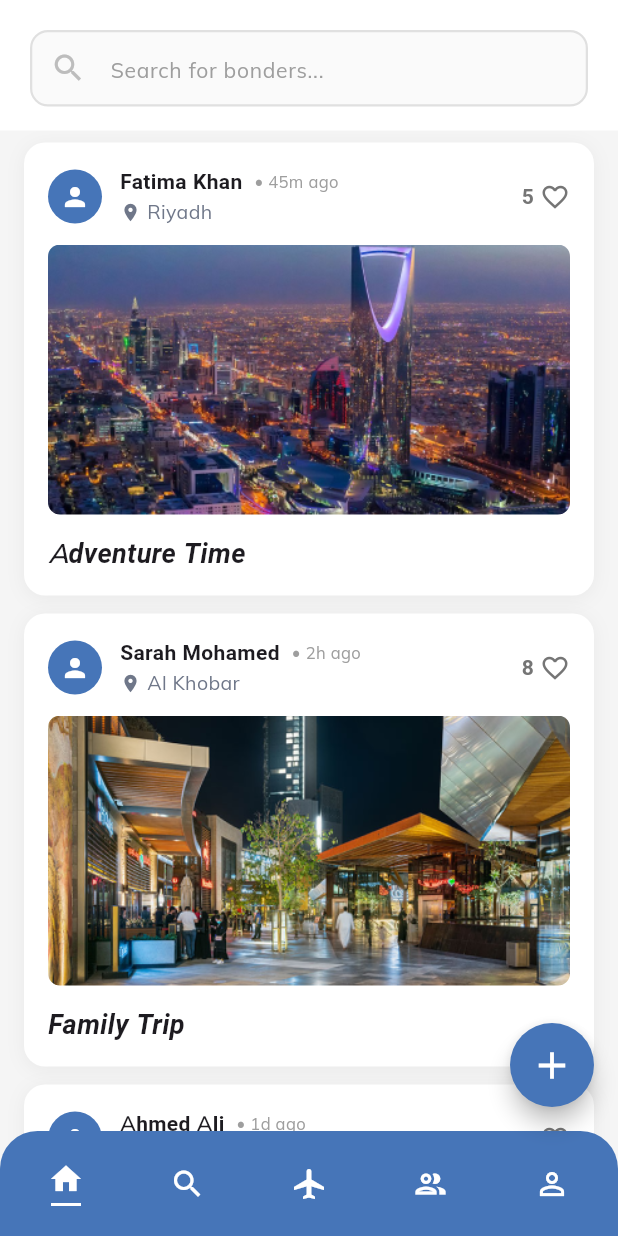
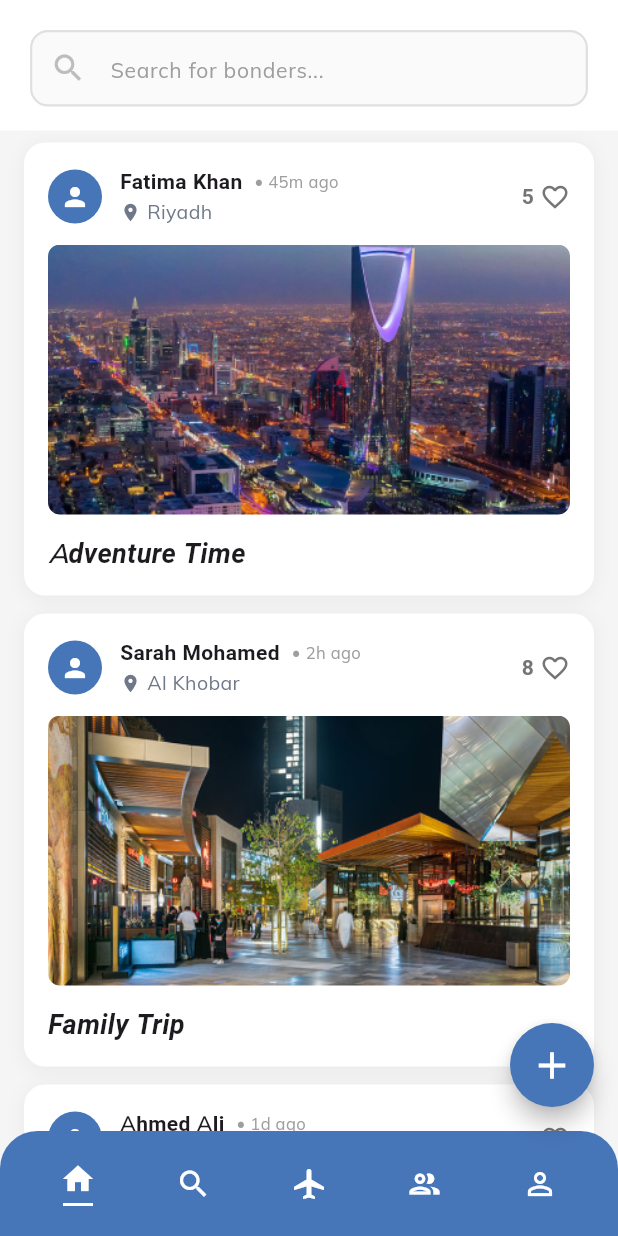
Before and after one commit to Joryalshathri/TripBond, a Flutter app: the Bonders screen opened directly, item 2 of the bottom bar chosen, after a tap on the "home" icon, on a phone screen of 412 x 824 dp. Run offline on Flutter 3.47's test engine with Material 3 defaults, Android fonts, the phone set to English and light mode, and no system bars; drawn by our look-alikes of flutter_animate; our stand-ins replace flutter_secure_storage, google_fonts, image_picker, shared_preferences, top_snackbar_flutter; accounts and stored records are empty; network calls fail.

Commit message:
fix: nav bar

```diff
--- a/frontend/lib/screens/Bonder.dart
+++ b/frontend/lib/screens/Bonder.dart
@@ -522,29 +522,29 @@ class _BondersState extends State<Bonders> {
           borderRadius: BorderRadius.only(
               topLeft: Radius.circular(25), topRight: Radius.circular(25)),
         ),
-        padding: const EdgeInsets.symmetric(horizontal: 32),
+        padding: const EdgeInsets.symmetric(horizontal: 0),
         child: Row(
-          mainAxisAlignment: MainAxisAlignment.spaceBetween,
+          mainAxisAlignment: MainAxisAlignment.spaceEvenly,
           children: [
-            _navIcon(Icons.home,
+            SizedBox(width: 50, child: _navIcon(Icons.home,
                 onTap: () => Navigator.pushReplacement(
                     context,
                     MaterialPageRoute(
-                        builder: (_) => const PlansList(source: 'home')))),
-            _navIcon(Icons.search,
+                        builder: (_) => const PlansList(source: 'home'))))),
+            SizedBox(width: 50, child: _navIcon(Icons.search,
                 onTap: () => Navigator.pushReplacement(
                     context,
                     MaterialPageRoute(
-                        builder: (_) => const PlansList(source: 'home')))),
-            _navIcon(Icons.airplanemode_active,
+                        builder: (_) => const PlansList(source: 'home'))))),
+            SizedBox(width: 50, child: _navIcon(Icons.airplanemode_active,
                 onTap: () => Navigator.pushReplacement(
                     context,
                     MaterialPageRoute(
-                        builder: (_) => const GroupSuggestedItinerary()))),
-            _navIcon(Icons.group_outlined, active: true),
-            _navIcon(Icons.person_outline,
+                        builder: (_) => const GroupSuggestedItinerary())))),
+            SizedBox(width: 50, child: _navIcon(Icons.group_outlined, active: true)),
+            SizedBox(width: 50, child: _navIcon(Icons.person_outline,
                 onTap: () => Navigator.pushReplacement(context,
-                    MaterialPageRoute(builder: (_) => const Profile()))),
+                    MaterialPageRoute(builder: (_) => const Profile())))),
           ],
         ),
       ),
@@ -553,6 +553,7 @@ class _BondersState extends State<Bonders> {
 
   Widget _navIcon(IconData icon, {VoidCallback? onTap, bool active = false}) {
     return GestureDetector(
+      behavior: HitTestBehavior.opaque,
       onTap: onTap,
       child: Column(
         mainAxisAlignment: MainAxisAlignment.center,
--- a/frontend/lib/screens/DestinationLandingPage.dart
+++ b/frontend/lib/screens/DestinationLandingPage.dart
@@ -655,34 +655,35 @@ class _DestinationLandingPageState extends State<DestinationLandingPage> {
                 borderRadius: BorderRadius.only(
                     topLeft: Radius.circular(25),
                     topRight: Radius.circular(25))),
-            padding: const EdgeInsets.symmetric(horizontal: 32),
+            padding: const EdgeInsets.symmetric(horizontal: 0),
             child: Row(
-                mainAxisAlignment: MainAxisAlignment.spaceBetween,
+                mainAxisAlignment: MainAxisAlignment.spaceEvenly,
                 children: [
-                  _navIcon(Icons.home, active: true,
+                  SizedBox(width: 50, child: _navIcon(Icons.home, active: true,
                       onTap: () => Navigator.pushReplacement(
                           context,
                           MaterialPageRoute(
-                              builder: (_) => const DestinationLandingPage()))),
-                  _navIcon(Icons.search,
+                              builder: (_) => const DestinationLandingPage())))),
+                  SizedBox(width: 50, child: _navIcon(Icons.search,
                       onTap: () => Navigator.pushReplacement(
                           context,
                           MaterialPageRoute(
-                              builder: (_) => const PlansList(source: 'home')))),
-                  _navIcon(Icons.airplanemode_active,
+                              builder: (_) => const PlansList(source: 'home'))))),
+                  SizedBox(width: 50, child: _navIcon(Icons.airplanemode_active,
                       onTap: () => Navigator.pushReplacement(context,
-                          MaterialPageRoute(builder: (_) => const AI_Plan()))),
-                  _navIcon(Icons.group_outlined,
+                          MaterialPageRoute(builder: (_) => const AI_Plan())))),
+                  SizedBox(width: 50, child: _navIcon(Icons.group_outlined,
                       onTap: () => Navigator.pushReplacement(context,
-                          MaterialPageRoute(builder: (_) => const Bonders()))),
-                  _navIcon(Icons.person_outline,
+                          MaterialPageRoute(builder: (_) => const Bonders())))),
+                  SizedBox(width: 50, child: _navIcon(Icons.person_outline,
                       onTap: () => Navigator.pushReplacement(context,
-                          MaterialPageRoute(builder: (_) => const Profile()))),
+                          MaterialPageRoute(builder: (_) => const Profile())))),
                 ])));
   }
 
   Widget _navIcon(IconData icon, {VoidCallback? onTap, bool active = false}) {
     return GestureDetector(
+        behavior: HitTestBehavior.opaque,
         onTap: onTap,
         child: Column(mainAxisAlignment: MainAxisAlignment.center, children: [
           Icon(icon, size: 24, color: Colors.white),
--- a/frontend/lib/screens/plans_list.dart
+++ b/frontend/lib/screens/plans_list.dart
@@ -552,29 +552,29 @@ class _PlansListState extends State<PlansList> {
           borderRadius: BorderRadius.only(
               topLeft: Radius.circular(25), topRight: Radius.circular(25)),
         ),
-        padding: const EdgeInsets.symmetric(horizontal: 32),
+        padding: const EdgeInsets.symmetric(horizontal: 0),
         child: Row(
-          mainAxisAlignment: MainAxisAlignment.spaceBetween,
+          mainAxisAlignment: MainAxisAlignment.spaceEvenly,
           children: [
-            _navIcon(Icons.home,
+            SizedBox(width: 50, child: _navIcon(Icons.home,
                 onTap: () => Navigator.pushReplacement(
                     context,
                     MaterialPageRoute(
-                        builder: (_) => const DestinationLandingPage()))),
-            _navIcon(Icons.search, active: true,
+                        builder: (_) => const DestinationLandingPage())))),
+            SizedBox(width: 50, child: _navIcon(Icons.search, active: true,
                 onTap: () => Navigator.pushReplacement(
                     context,
                     MaterialPageRoute(
-                        builder: (_) => const PlansList(source: 'home')))),
-            _navIcon(Icons.airplanemode_active,
+                        builder: (_) => const PlansList(source: 'home'))))),
+            SizedBox(width: 50, child: _navIcon(Icons.airplanemode_active,
                 onTap: () => Navigator.pushReplacement(context,
-                    MaterialPageRoute(builder: (_) => const AI_Plan()))),
-            _navIcon(Icons.group_outlined,
+                    MaterialPageRoute(builder: (_) => const AI_Plan())))),
+            SizedBox(width: 50, child: _navIcon(Icons.group_outlined,
                 onTap: () => Navigator.pushReplacement(context,
-                    MaterialPageRoute(builder: (_) => const Bonders()))),
-            _navIcon(Icons.person_outline,
+                    MaterialPageRoute(builder: (_) => const Bonders())))),
+            SizedBox(width: 50, child: _navIcon(Icons.person_outline,
                 onTap: () => Navigator.push(context,
-                    MaterialPageRoute(builder: (_) => const Profile()))),
+                    MaterialPageRoute(builder: (_) => const Profile())))),
           ],
         ),
       ),
@@ -583,6 +583,7 @@ class _PlansListState extends State<PlansList> {
 
   Widget _navIcon(IconData icon, {VoidCallback? onTap, bool active = false}) {
     return GestureDetector(
+      behavior: HitTestBehavior.opaque,
       onTap: onTap,
       child: Column(
         mainAxisAlignment: MainAxisAlignment.center,
```
Also changed, not shown: frontend/lib/screens/AI_Plan.dart (+13 -12 lines), frontend/lib/screens/TripHomeScreen.dart (+11 -10 lines), frontend/lib/screens/group_suggested_itinerary.dart (+12 -11 lines), frontend/lib/screens/profile.dart (+12 -11 lines).
